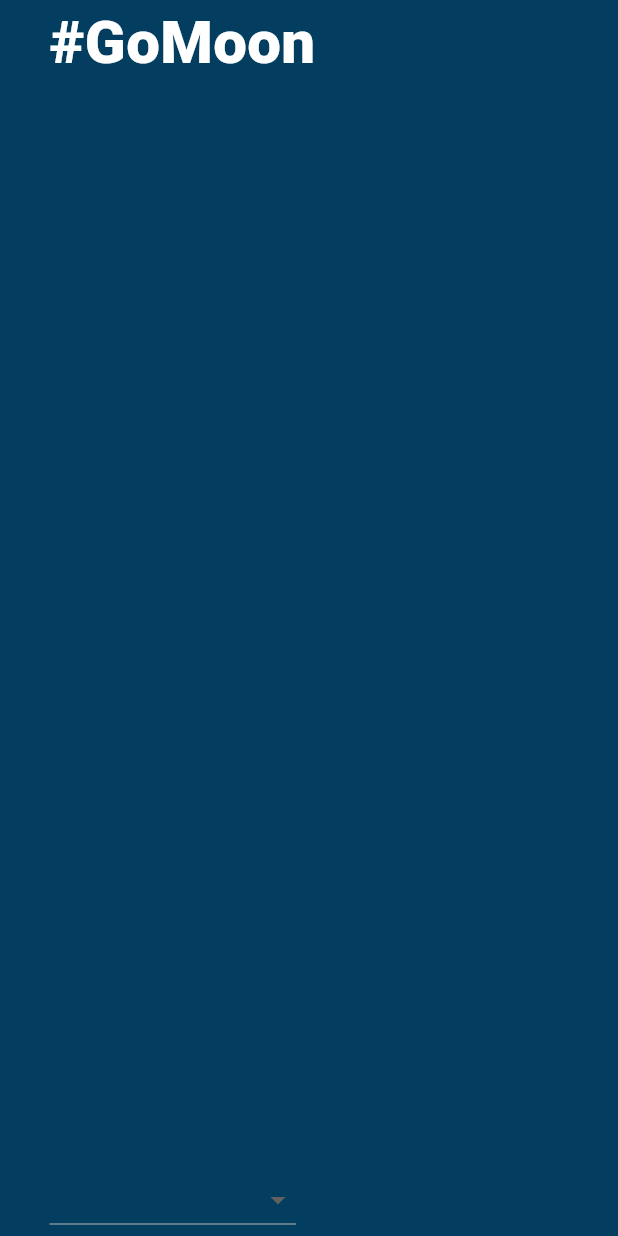
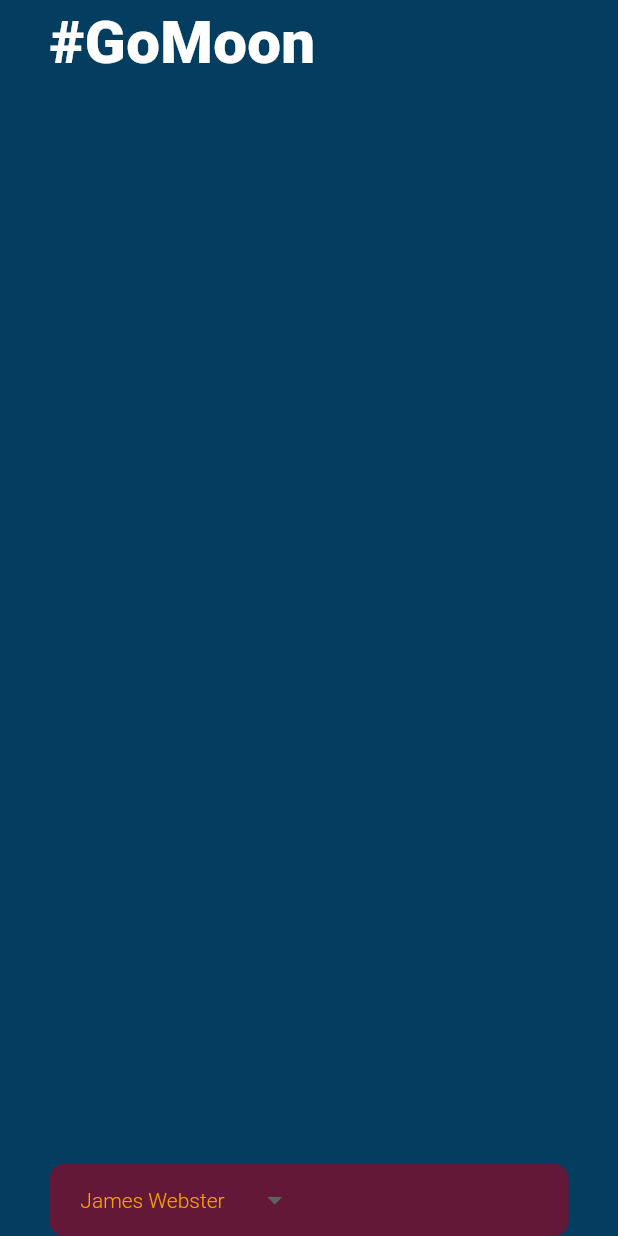
Before and after one commit to CaptainStorm21/flutter-gotomoon, a Flutter app: the screen it shows after launch, on a phone screen of 412 x 824 dp. Run offline on Flutter 3.47's test engine with Material 3 defaults, Android fonts, the phone set to English and light mode, and no system bars.

Commit message:
styling drop down

```diff
--- a/lib/pages/home_page.dart
+++ b/lib/pages/home_page.dart
@@ -28,10 +28,7 @@ class HomePage extends StatelessWidget {
         mainAxisAlignment: MainAxisAlignment.spaceBetween,
         mainAxisSize: MainAxisSize.min,
         crossAxisAlignment: CrossAxisAlignment.start,
-        children: [
-          _pageTitle(),
-          _destinationDropDownWidget()
-        ],
+        children: [_pageTitle(), _destinationDropDownWidget()],
       ),
     )));
   }
@@ -60,19 +57,35 @@ class HomePage extends StatelessWidget {
   }
 
   Widget _destinationDropDownWidget() {
-    List<DropdownMenuItem<String>> _items = [
+    List<String> _items = [
       'James Webster',
       'Marine Lunarscope',
-    ].map((e) {
-      return DropdownMenuItem(
-        value: e,
-        child: Text(e),
-      );
-    }).toList();
+    ];
     return Container(
-        child: DropdownButton(
-      onChanged: (_) {},
-      items: _items,
-    ));
+      width: _deviceWidth,
+      padding: EdgeInsets.symmetric(
+        horizontal: _deviceWidth * .05
+      ),
+      decoration: BoxDecoration(
+          color: const Color.fromRGBO(100, 24, 55, 1.0),
+          borderRadius: BorderRadius.circular(10)),
+      child: DropdownButton(
+        value: _items.first,
+        onChanged: (_) {},
+        items: _items.map(
+          (e) {
+            return DropdownMenuItem(
+              value: e,
+              child: Text(e),
+            );
+          },
+        ).toList(),
+        underline: Container(),
+        dropdownColor: Color.fromARGB(255, 10, 0, 34),
+        style: const TextStyle(
+            fontWeight: FontWeight.w300,
+            color: Color.fromARGB(255, 244, 160, 3)),
+      ),
+    );
   }
 }
```
